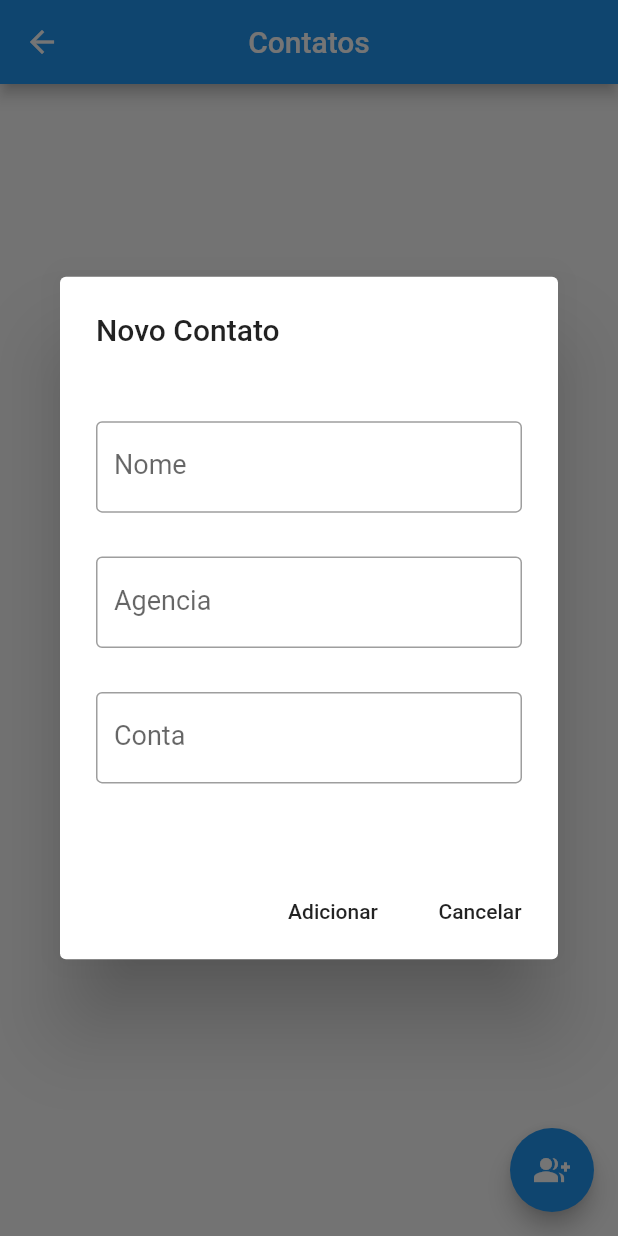
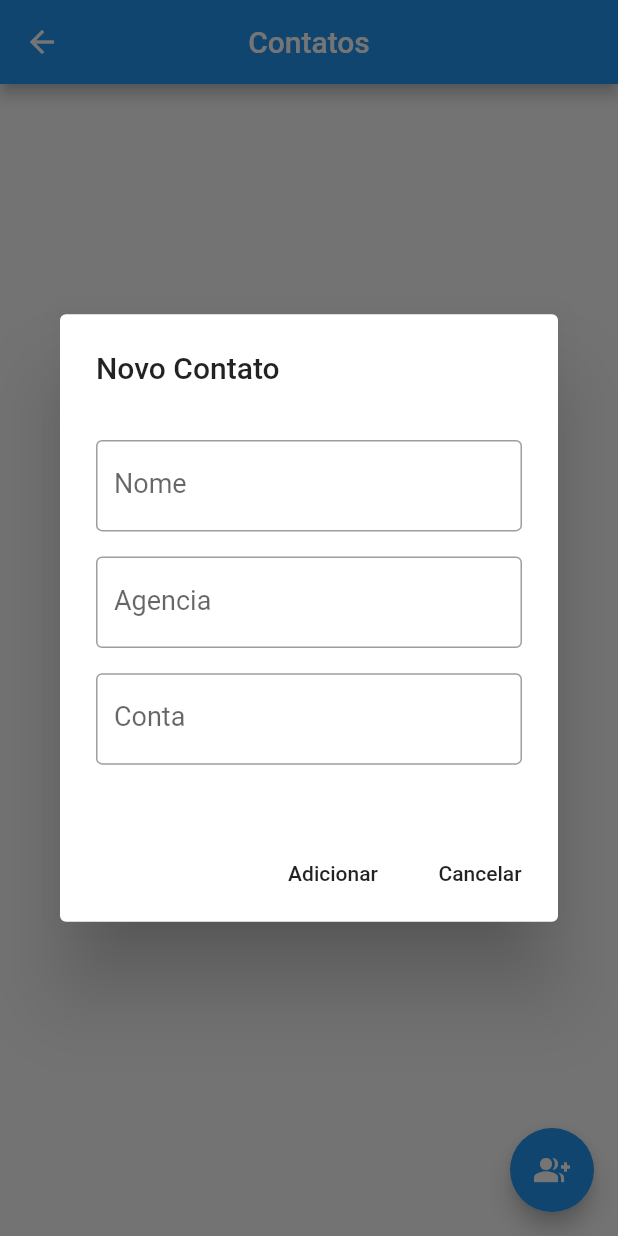
Before and after one commit to MathOli/ProblemBank, a Flutter app: the ContactList screen opened directly, after a tap on the "group add" icon, on a phone screen of 412 x 824 dp. Run offline on Flutter 3.47's test engine with Material 2 defaults, Android fonts, the phone set to English and light mode, and no system bars; our stand-ins replace cloud_firestore, firebase_core; accounts and stored records are empty.

Commit message:
Melhorias no contato

```diff
--- a/lib/screen/contact_list.dart
+++ b/lib/screen/contact_list.dart
@@ -54,6 +54,7 @@ class _ContactListState extends State<ContactList> {
         title: Text('Contatos'),
         centerTitle: true,
       ),
+      resizeToAvoidBottomInset: false,
       body: Column(
         children: [
           Expanded(
@@ -144,9 +145,11 @@ class _ContactListState extends State<ContactList> {
     // configura o  AlertDialog
     AlertDialog alerta = AlertDialog(
       title: Text("Novo Contato"),
-      content: Container(
+      content: SingleChildScrollView(
+        scrollDirection: Axis.vertical,
+        child: Container(
           width: 500,
-        height: 300,
+          height: 250,
           child: Column(
             mainAxisAlignment: MainAxisAlignment.spaceEvenly,
             crossAxisAlignment: CrossAxisAlignment.stretch,
@@ -193,6 +196,7 @@ class _ContactListState extends State<ContactList> {
                 keyboardType: TextInputType.number,
               ),
             ],
+          ),
         ),
       ),
       actions: [
@@ -253,9 +257,11 @@ class _ContactListState extends State<ContactList> {
     // configura o  AlertDialog
     AlertDialog alerta = AlertDialog(
       title: Text("Alterar Contato"),
-      content: Container(
+      content: SingleChildScrollView(
+        scrollDirection: Axis.vertical,
+        child: Container(
           width: 500,
-        height: 300,
+          height: 250,
           child: Column(
             mainAxisAlignment: MainAxisAlignment.spaceEvenly,
             crossAxisAlignment: CrossAxisAlignment.stretch,
@@ -272,6 +278,8 @@ class _ContactListState extends State<ContactList> {
                 style: TextStyle(
                   fontSize: 18.0,
                 ),
+                enableSuggestions: false,
+                keyboardType: TextInputType.text,
               ),
               TextField(
                 controller: _acontroller,
@@ -304,6 +312,7 @@ class _ContactListState extends State<ContactList> {
             ],
           ),
         ),
+      ),
       actions: [
         modifyButton,
         cancelButton,
```
Lines whose indentation alone changed are shown as unchanged.
